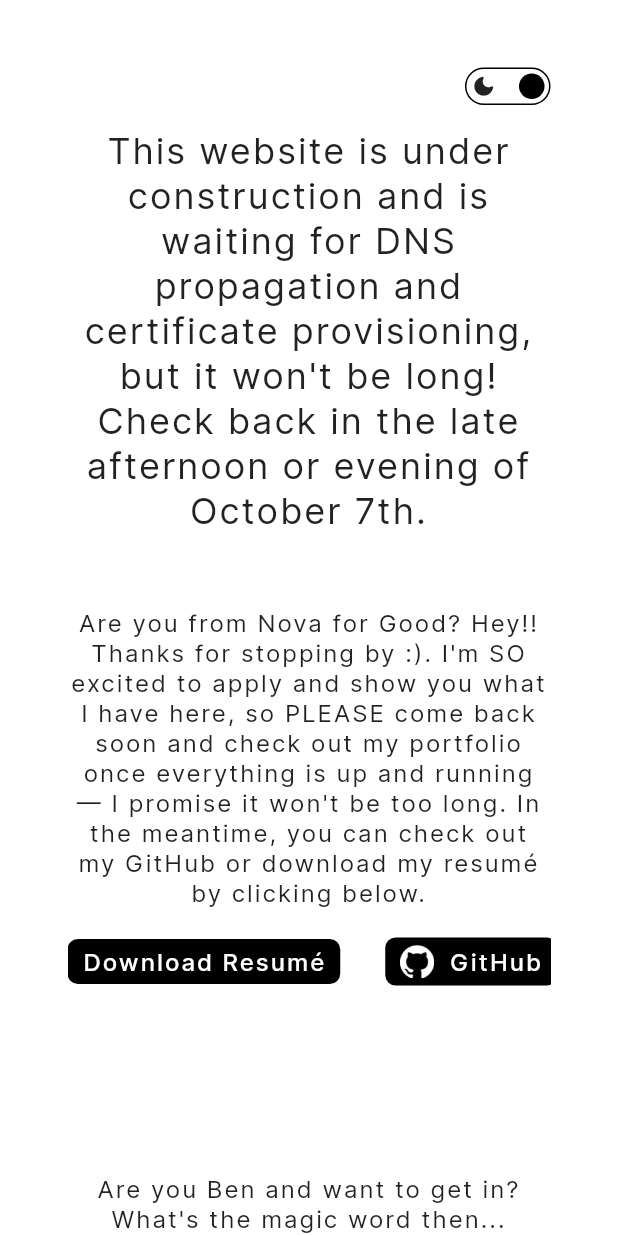
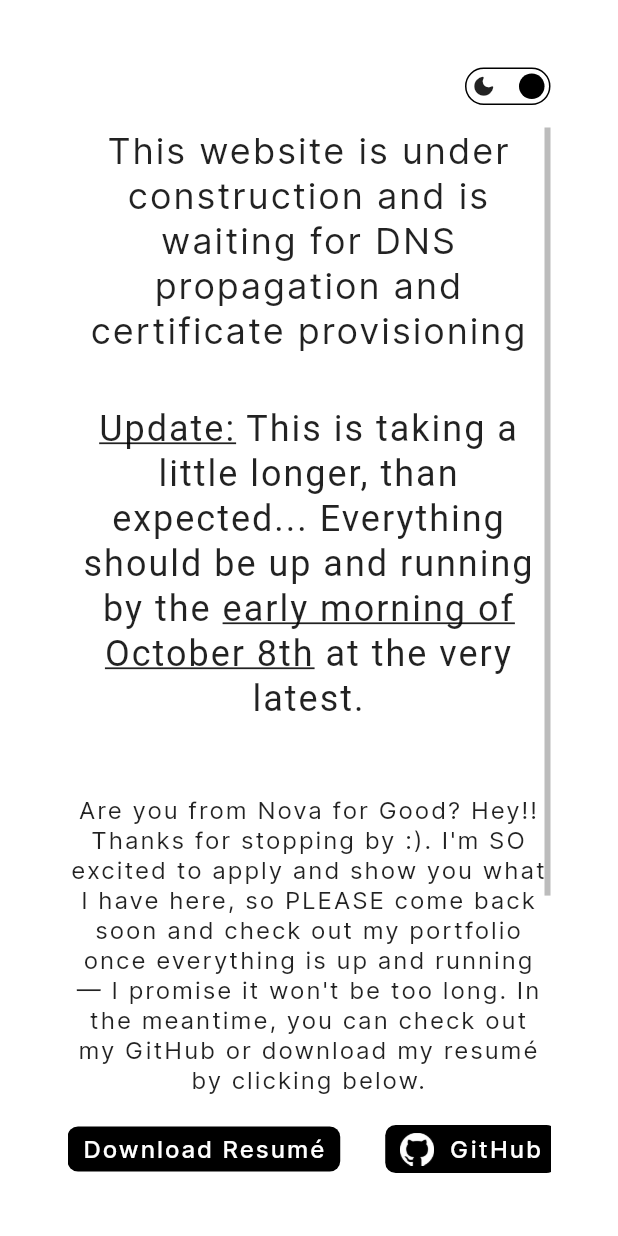
Before and after one commit to benweschler/website, a Flutter app: the screen it shows after launch, on a phone screen of 412 x 824 dp. Run offline on Flutter 3.47's test engine with Material 2 defaults, Android fonts, the phone set to English and light mode, and no system bars; drawn by our look-alikes of flutter_animate; missing offline and left inert: dart:html, flutter_shaders.

Commit message:
Updated under construction page.

```diff
--- a/lib/screens/under_construction_page.dart
+++ b/lib/screens/under_construction_page.dart
@@ -28,11 +28,13 @@ class _UnderConstructionScreenState extends State<UnderConstructionScreen> {
   // Props for getting here, though :).
   final _magicWordHash =
       'd2a27049b0b146881e0c7bb4e760704ee9689f5c21c3f6279c6529fb66cca8ac';
-  final _controller = TextEditingController();
+  final _textController = TextEditingController();
+  final _scrollController = ScrollController();
 
   @override
   void dispose() {
-    _controller.dispose();
+    _textController.dispose();
+    _scrollController.dispose();
     super.dispose();
   }
 
@@ -45,7 +47,7 @@ class _UnderConstructionScreenState extends State<UnderConstructionScreen> {
   }
 
   void _validate() {
-    final inputBytes = utf8.encode(_controller.value.text);
+    final inputBytes = utf8.encode(_textController.value.text);
     final inputHash = sha256.convert(inputBytes);
     if (inputHash.toString() == _magicWordHash) {
       widget.validateAdmin();
@@ -84,7 +86,11 @@ class _UnderConstructionScreenState extends State<UnderConstructionScreen> {
                       ? 1000
                       : double.infinity,
                   child: LayoutBuilder(
-                    builder: (context, constraints) => SingleChildScrollView(
+                    builder: (context, constraints) => Scrollbar(
+                      thumbVisibility: true,
+                      controller: _scrollController,
+                      child: SingleChildScrollView(
+                        controller: _scrollController,
                         child: Column(
                           children: [
                             ConstrainedBox(
@@ -95,13 +101,43 @@ class _UnderConstructionScreenState extends State<UnderConstructionScreen> {
                                 mainAxisAlignment: MainAxisAlignment.center,
                                 children: [
                                   const Text(
-                                  'This website is under construction and is waiting for DNS propagation and certificate provisioning, but it won\'t be long! Check back in the late afternoon or evening of October 7th.',
+                                    'This website is under construction and is waiting for DNS propagation and certificate provisioning',
                                     textAlign: TextAlign.center,
                                     style: TextStyle(
                                       fontSize: 24,
                                       height: 1.25,
                                       letterSpacing: 1.33,
                                     ),
+                                  ),
+                                  const SizedBox(height: 35),
+                                  const Text.rich(
+                                    TextSpan(
+                                      children: [
+                                        TextSpan(
+                                          text: 'Update:',
+                                          style: TextStyle(
+                                            decoration: TextDecoration.underline,
+                                          ),
+                                        ),
+                                        TextSpan(
+                                          text:
+                                              ' This is taking a little longer, than expected... Everything should be up and running by the ',
+                                        ),
+                                        TextSpan(
+                                          text: 'early morning of October 8th',
+                                          style: TextStyle(
+                                            decoration: TextDecoration.underline,
+                                          ),
+                                        ),
+                                        TextSpan(text: ' at the very latest.'),
+                                      ],
+                                      style: TextStyle(
+                                        fontSize: 24,
+                                        height: 1.25,
+                                        letterSpacing: 1.33,
+                                      ),
+                                    ),
+                                    textAlign: TextAlign.center,
                                   ),
                                   const SizedBox(height: 50),
                                   const Text(
@@ -256,7 +292,7 @@ class _UnderConstructionScreenState extends State<UnderConstructionScreen> {
                                       children: [
                                         Expanded(
                                           child: TextField(
-                                          controller: _controller,
+                                            controller: _textController,
                                             decoration: const InputDecoration(
                                               hintText: 'Are you magic?',
                                               border: UnderlineInputBorder(),
@@ -304,6 +340,7 @@ class _UnderConstructionScreenState extends State<UnderConstructionScreen> {
                     ),
                   ),
                 ),
+              ),
             ],
           ),
         ),
```
Lines whose indentation alone changed are shown as unchanged.
